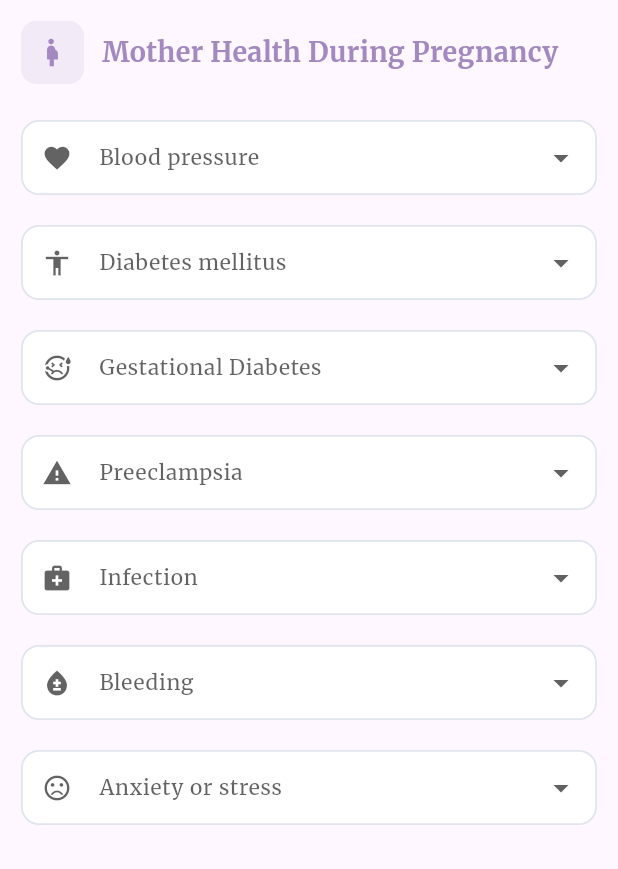
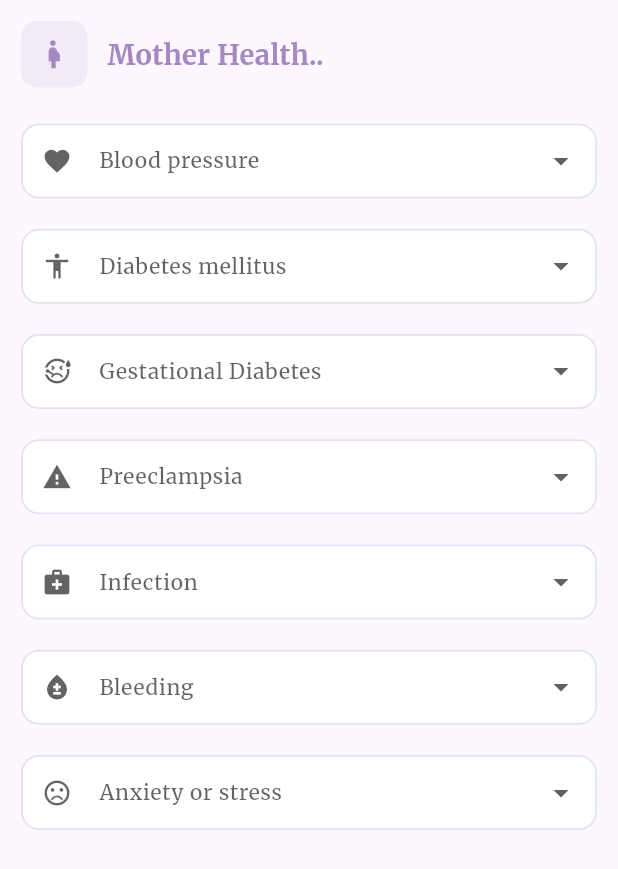
Before and after one commit to quicktechit/physiotherapy_web, a Flutter app: the MotherHealthCondition widget shown alone on an empty page, opened directly, on a phone screen of 412 x 824 dp. Shown: the top 869 px of the screen. Run offline on Flutter 3.47's test engine with Material 3 defaults, Android fonts, the light colour scheme and no system bars; our stand-ins replace animated_bottom_navigation_bar, cached_network_image, carousel_slider, firebase_core, flutter_html, flutter_screenutil and 12 more; missing offline and left inert: dart:html, dart:ui_web, syncfusion_flutter_pdfviewer; accounts and stored records are empty; project files that could hold a hidden picture were left out.

Commit message:
UI Complete

```diff
--- a/lib/screens/add_assesment/mother_health_condition_during_pregnancy/quick_tech_mother_health.dart
+++ b/lib/screens/add_assesment/mother_health_condition_during_pregnancy/quick_tech_mother_health.dart
@@ -34,7 +34,7 @@ Widget MotherHealthCondition() {
         children: [
           assessmentHeader(
             mainColor: mainColor,
-            title: 'Mother Health During Pregnancy',
+            title: 'Mother Health..',
             icon: Icons.pregnant_woman,
           ),
           const SizedBox(height: 16),
--- a/lib/screens/add_assesment/widgets/quick_tech_assessment_widgets.dart
+++ b/lib/screens/add_assesment/widgets/quick_tech_assessment_widgets.dart
@@ -1,7 +1,7 @@
-
 import 'package:e_prescription/const/quick_tech_styles.dart';
 import 'package:e_prescription/widgets/quick_tech_custom_drop_down.dart';
 import 'package:flutter/material.dart';
+import 'package:flutter_screenutil/flutter_screenutil.dart'; // Added ScreenUtil import
 
 // ─────────────────────────────────────────────
 // 1. Section Header
@@ -14,15 +14,15 @@ Widget assessmentHeader({
     Row(
       children: [
         Container(
-          padding: const EdgeInsets.all(10),
+          padding: EdgeInsets.all(10.w), // Responsive padding
           decoration: BoxDecoration(
-            color: mainColor.withValues(alpha:0.12),
-            borderRadius: BorderRadius.circular(10),
+            color: mainColor.withValues(alpha: 0.12),
+            borderRadius: BorderRadius.circular(10.r), // Responsive radius
           ),
-          child: Icon(icon, color: mainColor, size: 22),
+          child: Icon(icon, color: mainColor, size: 22.sp), // Responsive icon size
         ),
-        const SizedBox(width: 12),
-        Text(title, style: myStyle(18, mainColor, FontWeight.bold)),
+        SizedBox(width: 12.w), // Responsive width
+        Text(title, style: myStyle(18.sp, mainColor, FontWeight.bold)), // Responsive font size
       ],
     );
 
@@ -36,28 +36,34 @@ Widget assessmentCard({
   required Widget child,
 }) =>
     Container(
-      padding: const EdgeInsets.all(18),
+      padding: EdgeInsets.all(18.w), // Responsive padding
       decoration: BoxDecoration(
-        color: Colors.white.withValues(alpha:0.03),
-        borderRadius: BorderRadius.circular(14),
-        border: Border.all(color: color.withValues(alpha:0.18)),
+        color: Colors.white.withValues(alpha: 0.03),
+        borderRadius: BorderRadius.circular(14.r), // Responsive radius
+        border: Border.all(color: color.withValues(alpha: 0.18)),
         boxShadow: [
-          BoxShadow(color: Colors.black.withValues(alpha:0.04), blurRadius: 10),
+          BoxShadow(
+            color: Colors.black.withValues(alpha: 0.04),
+            blurRadius: 10.r, // Responsive blur radius
+          ),
         ],
       ),
       child: Column(
         crossAxisAlignment: CrossAxisAlignment.start,
         children: [
           Row(children: [
-            Icon(icon, color: color, size: 18),
-            const SizedBox(width: 8),
+            Icon(icon, color: color, size: 18.sp), // Responsive icon size
+            SizedBox(width: 8.w), // Responsive width
             Text(
               title,
               style: TextStyle(
-                  color: color, fontWeight: FontWeight.bold, fontSize: 14),
+                color: color,
+                fontWeight: FontWeight.bold,
+                fontSize: 14.sp, // Responsive font size
+              ),
             ),
           ]),
-          const SizedBox(height: 14),
+          SizedBox(height: 14.h), // Responsive height
           child,
         ],
       ),
@@ -74,10 +80,10 @@ Widget assessmentGrid({required List<Widget> fields, required int cols}) {
       final idx = i + j;
       rowChildren.add(
           Expanded(child: idx < fields.length ? fields[idx] : const SizedBox()));
-      if (j < cols - 1) rowChildren.add(const SizedBox(width: 14));
+      if (j < cols - 1) rowChildren.add(SizedBox(width: 14.w)); // Responsive width
     }
     rows.add(Row(crossAxisAlignment: CrossAxisAlignment.start, children: rowChildren));
-    rows.add(const SizedBox(height: 12));
+    rows.add(SizedBox(height: 12.h)); // Responsive height
   }
   return Column(crossAxisAlignment: CrossAxisAlignment.start, children: rows);
 }
@@ -92,24 +98,32 @@ Widget assessmentGuideItem({
   required String description,
 }) =>
     Padding(
-      padding: const EdgeInsets.only(bottom: 14),
+      padding: EdgeInsets.only(bottom: 14.h), // Responsive bottom padding
       child: Row(
         crossAxisAlignment: CrossAxisAlignment.start,
         children: [
-          Icon(icon, color: color, size: 18),
-          const SizedBox(width: 10),
+          Icon(icon, color: color, size: 18.sp), // Responsive icon size
+          SizedBox(width: 10.w), // Responsive width
           Expanded(
             child: Column(
               crossAxisAlignment: CrossAxisAlignment.start,
               children: [
-                Text(title,
-                    style: TextStyle(
-                        fontWeight: FontWeight.bold,
-                        fontSize: 13,
-                        color: color)),
-                const SizedBox(height: 2),
-                Text(description,
-                    style: TextStyle(fontSize: 12, color: Colors.grey.shade600)),
+                Text(
+                  title,
+                  style: TextStyle(
+                    fontWeight: FontWeight.bold,
+                    fontSize: 13.sp, // Responsive font size
+                    color: color,
+                  ),
+                ),
+                SizedBox(height: 2.h), // Responsive height
+                Text(
+                  description,
+                  style: TextStyle(
+                    fontSize: 12.sp, // Responsive font size
+                    color: Colors.grey.shade600,
+                  ),
+                ),
               ],
             ),
           ),
--- a/pubspec.yaml
+++ b/pubspec.yaml
@@ -45,6 +45,7 @@ dependencies:
   get_it: ^9.1.1
   flutter_secure_storage: ^9.2.4
   cached_network_image: ^3.4.1
+  flutter_carousel_widget: ^3.1.0
 dev_dependencies:
   flutter_test:
     sdk: flutter
```
Also changed, not shown: pubspec.lock.
